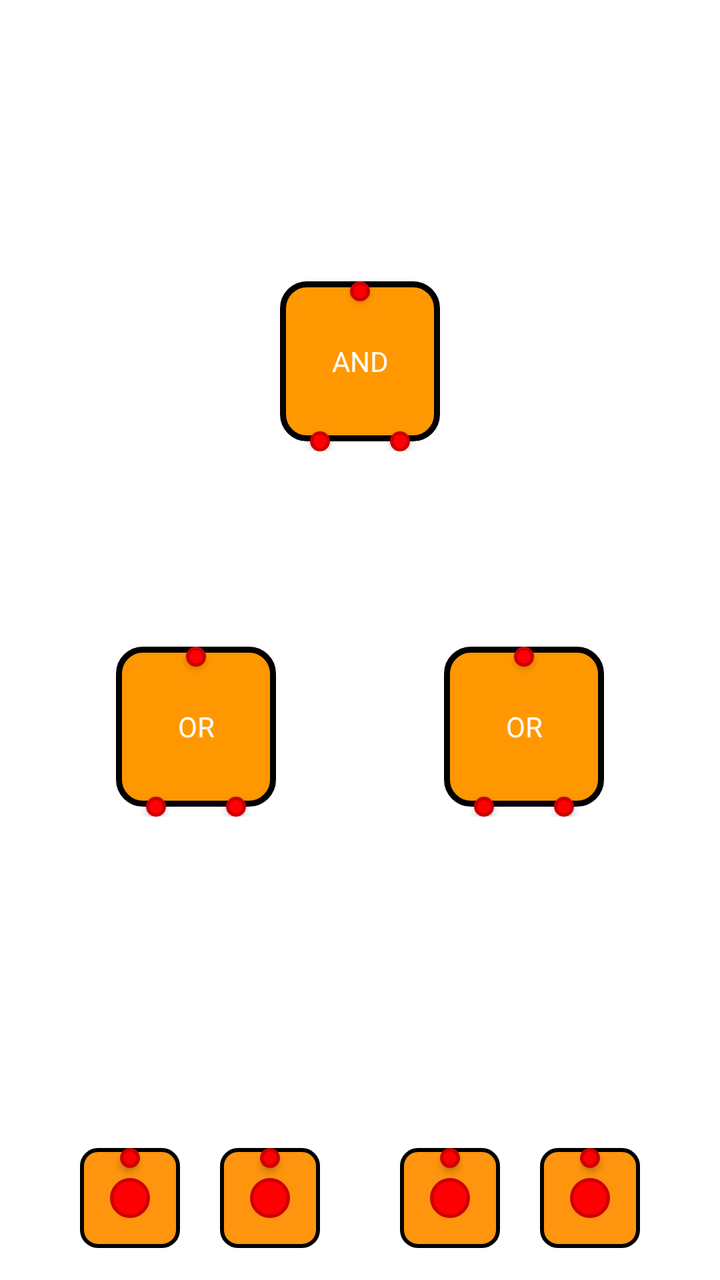
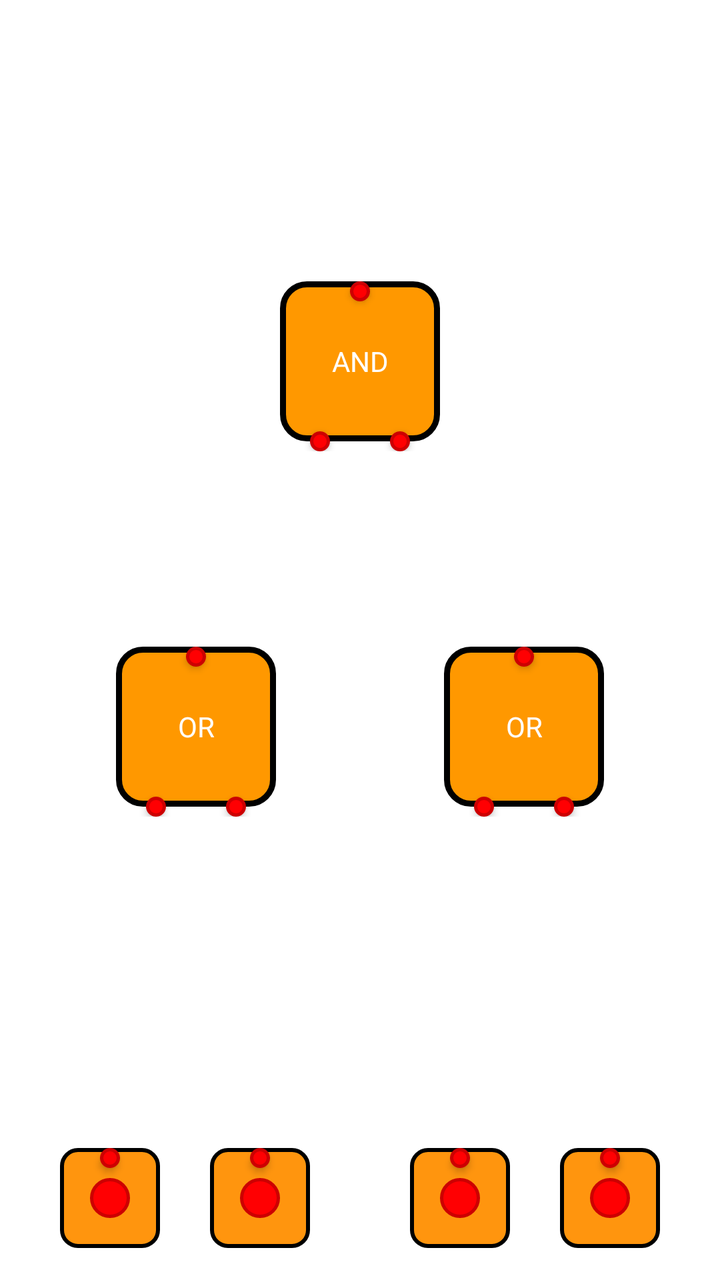

An Android layout rendered at two revisions. The XML below is the earlier revision; the diff shows what the commit changed to produce the second picture.
<!-- AndroidManifest.xml: another module's application theme Theme.PintuLogika -->
<!-- res/layout/item_level_2.xml -->
<?xml version="1.0" encoding="utf-8"?>
<androidx.constraintlayout.widget.ConstraintLayout xmlns:android="http://schemas.android.com/apk/res/android"
    android:layout_width="match_parent"
    android:layout_height="match_parent"
    xmlns:app="http://schemas.android.com/apk/res-auto"
    android:fitsSystemWindows="true"
    android:background="@android:color/white"
    android:padding="16dp">

    
    <FrameLayout
        android:layout_width="wrap_content"
        android:layout_height="wrap_content"
        android:tag="AND1"
        app:layout_constraintStart_toStartOf="parent"
        app:layout_constraintEnd_toEndOf="parent"
        app:layout_constraintTop_toBottomOf="@+id/guidelineHorizontal1"
        app:layout_constraintBottom_toTopOf="@+id/guidelineHorizontal2">

        <include
            android:id="@+id/gate_2"
            android:tag="gate_2"
            layout="@layout/gates_and"/>
    </FrameLayout>

    <FrameLayout
        android:layout_width="wrap_content"
        android:layout_height="wrap_content"
        android:tag="OR1"
        app:layout_constraintBottom_toTopOf="@+id/guidelineHorizontal4"
        app:layout_constraintEnd_toStartOf="@+id/guidelineVertical2"
        app:layout_constraintStart_toStartOf="parent"
        app:layout_constraintTop_toBottomOf="@+id/guidelineHorizontal3">

        <include
            android:id="@+id/gate_0"
            android:tag="gate_0"
            layout="@layout/gates_or"/>
    </FrameLayout>


    <FrameLayout
        android:layout_width="wrap_content"
        android:layout_height="wrap_content"
        android:tag="OR2"
        app:layout_constraintBottom_toTopOf="@+id/guidelineHorizontal4"
        app:layout_constraintEnd_toEndOf="parent"
        app:layout_constraintStart_toEndOf="@+id/guidelineVertical2"
        app:layout_constraintTop_toBottomOf="@+id/guidelineHorizontal3">

        <include
            android:id="@+id/gate_1"
            android:tag="gate_1"
            layout="@layout/gates_or"/>
    </FrameLayout>


    
    <LinearLayout
        android:id="@+id/input_row"
        android:layout_width="match_parent"
        android:layout_height="wrap_content"
        android:orientation="horizontal"
        android:gravity="center"
        android:translationZ="4dp"
        app:layout_constraintStart_toStartOf="parent"
        app:layout_constraintEnd_toEndOf="parent"
        app:layout_constraintBottom_toBottomOf="parent">

        
        <FrameLayout
            android:layout_width="wrap_content"
            android:layout_height="wrap_content"
            android:tag="input1">
            <include
                android:id="@+id/input_1"
                layout="@layout/custom_input" />
        </FrameLayout>

        
        <FrameLayout
            android:layout_width="wrap_content"
            android:layout_height="wrap_content"
            android:layout_marginHorizontal="20dp"
            android:tag="input2">
            <include
                android:id="@+id/input_2"
                layout="@layout/custom_input" />
        </FrameLayout>


        
        <FrameLayout
            android:layout_width="wrap_content"
            android:layout_height="wrap_content"
            android:layout_marginHorizontal="20dp"
            android:tag="input3">
            <include
                android:id="@+id/input_3"
                layout="@layout/custom_input" />
        </FrameLayout>

        
        <FrameLayout
            android:layout_width="wrap_content"
            android:layout_height="wrap_content"
            android:tag="input4">
            <include
                android:id="@+id/input_4"
                layout="@layout/custom_input" />
        </FrameLayout>

    </LinearLayout>


    <androidx.constraintlayout.widget.Guideline
        android:id="@+id/guidelineHorizontal1"
        android:layout_width="wrap_content"
        android:layout_height="64dp"
        android:orientation="horizontal"
        app:layout_constraintEnd_toEndOf="parent"
        app:layout_constraintGuide_percent="0.2"
        app:layout_constraintStart_toStartOf="parent" />


    <androidx.constraintlayout.widget.Guideline
        android:id="@+id/guidelineHorizontal2"
        android:layout_width="wrap_content"
        android:layout_height="64dp"
        android:orientation="horizontal"
        app:layout_constraintEnd_toEndOf="parent"
        app:layout_constraintGuide_percent="0.35"
        app:layout_constraintStart_toStartOf="parent" />

    <androidx.constraintlayout.widget.Guideline
        android:id="@+id/guidelineHorizontal3"
        android:layout_width="wrap_content"
        android:layout_height="64dp"
        android:orientation="horizontal"
        app:layout_constraintEnd_toEndOf="parent"
        app:layout_constraintGuide_percent="0.5"
        app:layout_constraintStart_toStartOf="parent" />

    <androidx.constraintlayout.widget.Guideline
        android:id="@+id/guidelineHorizontal4"
        android:layout_width="wrap_content"
        android:layout_height="64dp"
        android:orientation="horizontal"
        app:layout_constraintEnd_toEndOf="parent"
        app:layout_constraintGuide_percent="0.65"
        app:layout_constraintStart_toStartOf="parent" />

    <androidx.constraintlayout.widget.Guideline
        android:id="@+id/guidelineHorizontal5"
        android:layout_width="wrap_content"
        android:layout_height="64dp"
        android:orientation="horizontal"
        app:layout_constraintEnd_toEndOf="parent"
        app:layout_constraintGuide_percent="0.80"
        app:layout_constraintStart_toStartOf="parent" />

    <androidx.constraintlayout.widget.Guideline
        android:id="@+id/guidelineVertical1"
        android:layout_width="wrap_content"
        android:layout_height="64dp"
        android:orientation="vertical"
        app:layout_constraintEnd_toEndOf="parent"
        app:layout_constraintGuide_percent="0.25"
        app:layout_constraintStart_toStartOf="parent" />

    <androidx.constraintlayout.widget.Guideline
        android:id="@+id/guidelineVertical2"
        android:layout_width="wrap_content"
        android:layout_height="64dp"
        android:orientation="vertical"
        app:layout_constraintEnd_toEndOf="parent"
        app:layout_constraintGuide_percent="0.5"
        app:layout_constraintStart_toStartOf="parent" />

    <androidx.constraintlayout.widget.Guideline
        android:id="@+id/guidelineVertical3"
        android:layout_width="wrap_content"
        android:layout_height="64dp"
        android:orientation="vertical"
        app:layout_constraintEnd_toEndOf="parent"
        app:layout_constraintGuide_percent="0.75"
        app:layout_constraintStart_toStartOf="parent" />


</androidx.constraintlayout.widget.ConstraintLayout>
<!-- res/layout/gates_and.xml (included above) -->
<?xml version="1.0" encoding="utf-8"?>
<FrameLayout
    xmlns:android="http://schemas.android.com/apk/res/android"
    xmlns:app="http://schemas.android.com/apk/res-auto"
    android:layout_width="80dp"
    android:layout_height="85dp">

    
    <View
        android:id="@+id/dot_output"
        android:layout_width="10dp"
        android:layout_height="10dp"
        android:tag="output_0"
        android:layout_gravity="top|center"
        android:background="@drawable/red_dot_indicator_stroke"
        android:translationZ="2dp" />

    
    <View
        android:id="@+id/dot_input_0"
        android:layout_width="10dp"
        android:layout_height="10dp"
        android:tag="input_0"
        android:background="@drawable/red_dot_indicator_stroke"
        android:layout_gravity="bottom|start"
        android:layout_marginStart="15dp"
        android:translationZ="2dp"/>

    
    <View
        android:id="@+id/dot_input_1"
        android:layout_width="10dp"
        android:layout_height="10dp"
        android:tag="input_1"
        android:background="@drawable/red_dot_indicator_stroke"
        android:layout_gravity="bottom|end"
        android:layout_marginEnd="15dp"
        android:translationZ="2dp" />

    
    <TextView
        android:id="@+id/and"
        android:layout_width="80dp"
        android:layout_height="80dp"
        android:background="@drawable/final_gate_background"
        android:gravity="center"
        android:text="AND"
        android:textColor="@color/white"
        app:layout_constraintTop_toTopOf="parent"
        app:layout_constraintBottom_toBottomOf="parent"
        app:layout_constraintStart_toStartOf="parent"
        app:layout_constraintEnd_toEndOf="parent" />

</FrameLayout>
<!-- res/layout/gates_or.xml (included above) -->
<?xml version="1.0" encoding="utf-8"?>
<FrameLayout
    xmlns:android="http://schemas.android.com/apk/res/android"
    xmlns:app="http://schemas.android.com/apk/res-auto"
    android:layout_width="80dp"
    android:layout_height="85dp">

    
    <View
        android:id="@+id/dot_output"
        android:layout_width="10dp"
        android:layout_height="10dp"
        android:tag="output_0"
        android:layout_gravity="top|center"
        android:background="@drawable/red_dot_indicator_stroke"
        android:translationZ="2dp" />

    
    <View
        android:id="@+id/dot_input_0"
        android:layout_width="10dp"
        android:layout_height="10dp"
        android:tag="input_0"
        android:background="@drawable/red_dot_indicator_stroke"
        android:layout_gravity="bottom|start"
        android:layout_marginStart="15dp"
        android:translationZ="2dp"/>

    
    <View
        android:id="@+id/dot_input_1"
        android:layout_width="10dp"
        android:layout_height="10dp"
        android:tag="input_1"
        android:background="@drawable/red_dot_indicator_stroke"
        android:layout_gravity="bottom|end"
        android:layout_marginEnd="15dp"
        android:translationZ="2dp" />

    
    <TextView
        android:id="@+id/and"
        android:layout_width="80dp"
        android:layout_height="80dp"
        android:background="@drawable/final_gate_background"
        android:gravity="center"
        android:text="OR"
        android:textColor="@color/white"
        app:layout_constraintTop_toTopOf="parent"
        app:layout_constraintBottom_toBottomOf="parent"
        app:layout_constraintStart_toStartOf="parent"
        app:layout_constraintEnd_toEndOf="parent" />

</FrameLayout>
<!-- res/layout/custom_input.xml (included above) -->
<?xml version="1.0" encoding="utf-8"?>
<FrameLayout xmlns:android="http://schemas.android.com/apk/res/android"
    android:layout_width="50dp"
    android:layout_height="50dp"
    xmlns:app="http://schemas.android.com/apk/res-auto"
    android:background="@drawable/bg_custom_switch">

        <View
            android:id="@+id/dot_output"
            android:layout_width="10dp"
            android:layout_height="10dp"
            android:layout_gravity="top|center"
            android:tag="output_0"
            android:background="@drawable/red_dot_indicator_stroke"
            android:translationZ="2dp" />

        <View
            android:id="@+id/dot_indicator"
            android:layout_width="20dp"
            android:layout_height="20dp"
            android:layout_gravity="center"
            android:background="@drawable/red_dot_indicator_stroke" />

</FrameLayout>
<!-- resources referenced by this layout -->
<resources>
  <color name="white">#FFFFFFFF</color>
  <!-- drawable bg_custom_switch (drawable) -->
  <?xml version="1.0" encoding="utf-8"?>
  <shape xmlns:android="http://schemas.android.com/apk/res/android">
      <solid android:color="@color/orange_medium" />
      <corners android:radius="8dp" />
      <stroke
          android:width="2dp"
          android:color="@android:color/black" />
  </shape>
  <!-- drawable final_gate_background (drawable) -->
  <?xml version="1.0" encoding="utf-8"?>
  <shape xmlns:android="http://schemas.android.com/apk/res/android">
      <solid android:color="@color/orange_dark" />
      <corners android:radius="12dp" />
      <stroke
          android:width="3dp"
          android:color="@android:color/black" />
  </shape>
  <!-- drawable red_dot_indicator_stroke (drawable) -->
  <?xml version="1.0" encoding="utf-8"?>
  <shape xmlns:android="http://schemas.android.com/apk/res/android"
      android:shape="oval">
  
      
      <solid android:color="@color/red_indicator" />
  
      
      <stroke
          android:width="1.5dp"
          android:color="@color/red_dot_indicator" />
  </shape>
  <style name="Theme.PintuLogika" parent="Base.Theme.PintuLogika" />
  <color name="orange_medium">#FF950E</color>
  <color name="orange_dark">#FF9800</color>
  <color name="red_indicator">#FF0002</color>
  <color name="red_dot_indicator">#CC0002</color>
  <style name="Base.Theme.PintuLogika" parent="Theme.Material3.DayNight.NoActionBar">
          
          
      </style>
</resources>

<!-- the commit's change to res/layout/item_level_2.xml (unified diff, before → after) -->
@@ -81,7 +81,7 @@
         <FrameLayout
             android:layout_width="wrap_content"
             android:layout_height="wrap_content"
-            android:layout_marginHorizontal="20dp"
+            android:layout_marginHorizontal="25dp"
             android:tag="input2">
             <include
                 android:id="@+id/input_2"
@@ -93,7 +93,7 @@
         <FrameLayout
             android:layout_width="wrap_content"
             android:layout_height="wrap_content"
-            android:layout_marginHorizontal="20dp"
+            android:layout_marginHorizontal="25dp"
             android:tag="input3">
             <include
                 android:id="@+id/input_3"
